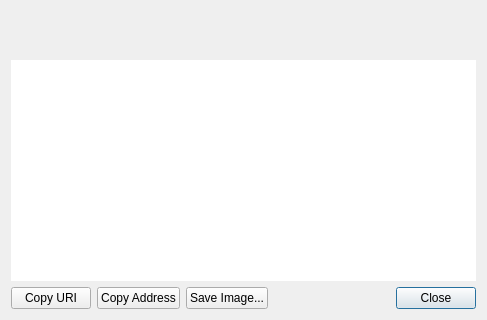
Qt form src/qt/forms/receiverequestdialog.ui (greggdourgarian/syscoin2) before a commit; both pictures show x 0 to 487 and y 277 to 597 of the 487 by 597 pixel window.
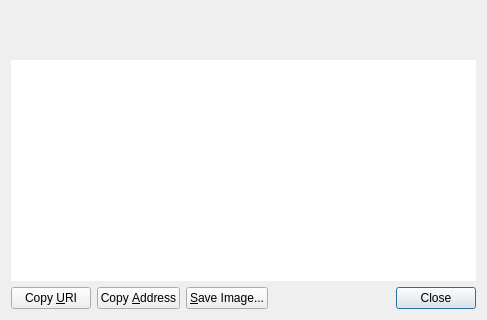
The same form after that commit. Custom widgets are drawn as their Qt base class.

What changed in the file:
```diff
--- a/src/qt/forms/receiverequestdialog.ui
+++ b/src/qt/forms/receiverequestdialog.ui
@@ -72,7 +72,7 @@
      <item>
       <widget class="QPushButton" name="btnCopyURI">
        <property name="text">
-        <string>Copy URI</string>
+        <string>Copy &amp;URI</string>
        </property>
        <property name="autoDefault">
         <bool>false</bool>
@@ -82,7 +82,7 @@
      <item>
       <widget class="QPushButton" name="btnCopyAddress">
        <property name="text">
-        <string>Copy Address</string>
+        <string>Copy &amp;Address</string>
        </property>
        <property name="autoDefault">
         <bool>false</bool>
@@ -92,7 +92,7 @@
      <item>
       <widget class="QPushButton" name="btnSaveAs">
        <property name="text">
-        <string>Save Image...</string>
+        <string>&amp;Save Image...</string>
        </property>
        <property name="autoDefault">
         <bool>false</bool>
```
